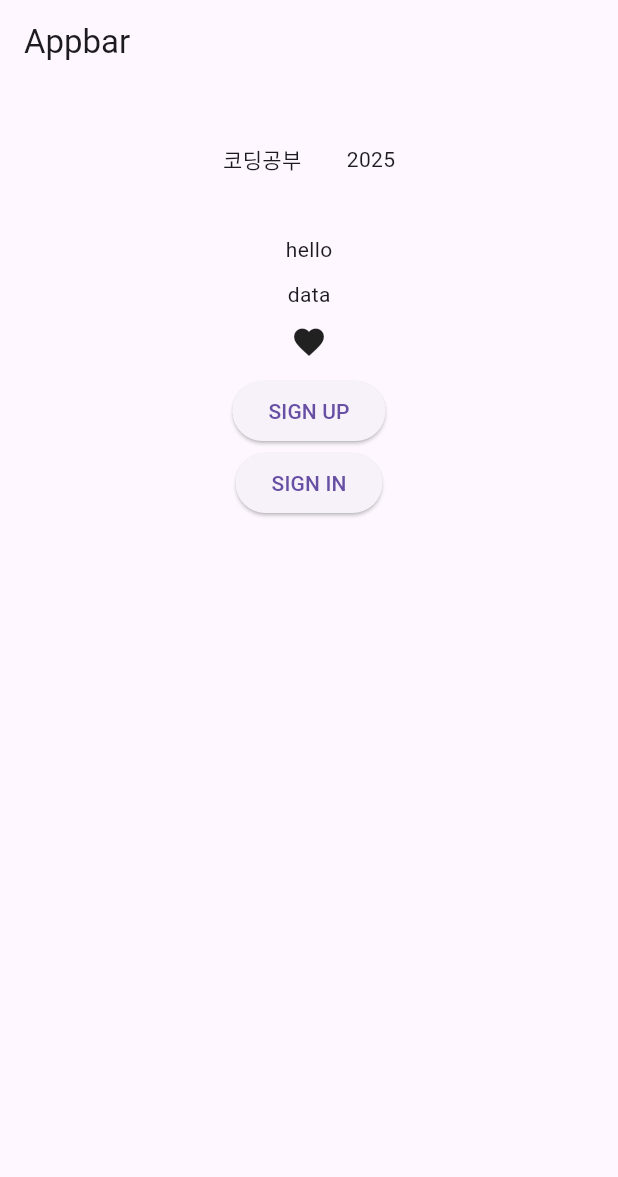
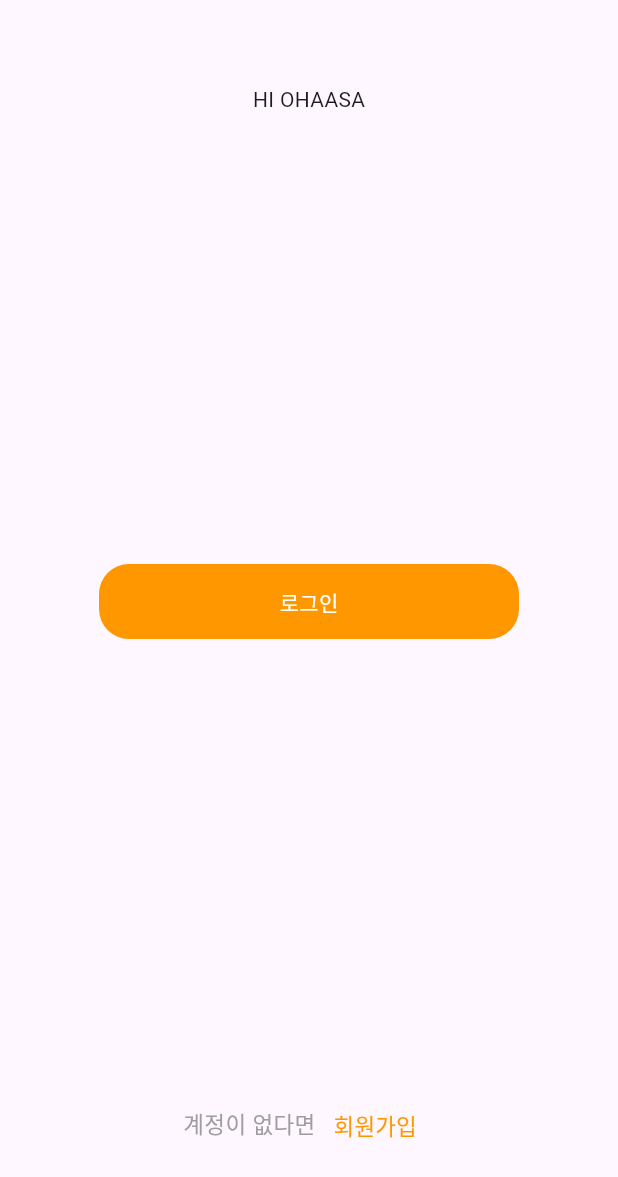
Before and after one commit to baezzzi/OHAASA_FE, a Flutter app: the screen it shows after launch, on a phone screen of 412 x 824 dp. Shown: the top 1177 px of the screen. Run offline on Flutter 3.47's test engine with Material 3 defaults, Android fonts, the phone set to English and light mode, and no system bars; our stand-ins replace image_picker.

Commit message:
home ing

```diff
--- a/lib/cat.dart
+++ /dev/null
@@ -1,29 +0,0 @@
-import 'package:flutter/material.dart';
-
-class Cat extends StatelessWidget {
-  const Cat({super.key});
-
-  static const String caturl = "https://encrypted-tbn0.gstatic.com/images?q=tbn:ANd9GcQQEAKW_2juGPv17QlWiBFvXvvN3kQvHHjmPw&s";
-
-  @override
-  Widget build(BuildContext context) {
-    return MaterialApp(
-      home: Scaffold(
-        appBar: AppBar(
-          title: const Text("second page"),
-          leading: IconButton(
-              onPressed: () => {
-                Navigator.pop(context)
-              }, icon: Icon(Icons.arrow_back_ios_new)),
-        ),
-        body: Center(
-          child: Column(
-            children: [
-              Image(image: NetworkImage(caturl)),
-            ],
-          ),
-        ),
-      ),
-    );
-  }
-}
--- a/lib/main.dart
+++ b/lib/main.dart
@@ -14,45 +14,66 @@ class MyApp extends StatelessWidget {
     return MaterialApp(
      home: Scaffold(
        appBar: AppBar(
-         title: const Text("Appbar"),
        ),
        body: Center(
          child: Column(
            children: [
+
+             Text("HI OHAASA"),
              SizedBox(
-               height: 100,
-               child: Row(
-                 mainAxisAlignment: MainAxisAlignment.center,
-                 children: [
-                   Text("코딩공부"),
-                   SizedBox(width: 30,),
-                   Text("2025"),
-                 ],
+               height: 300,
+             ),
+             GestureDetector(
+               onTap: () => {
+                 Navigator.push(
+                   context,
+                   MaterialPageRoute(builder: (_) => SignIn())
+                 ),
+               },
+               child: Container(
+                 width: 280,
+                 height: 50,
+                 alignment: Alignment.center,
+                 decoration: BoxDecoration(
+                   color: Colors.orange,
+                   borderRadius: BorderRadius.circular(20),
+                 ),
+                 child: Text(
+                   "로그인",
+                   style: TextStyle(
+                     color: Colors.white,
+                   ),
+                 ),
                ),
              ),
 
-             Text("hello"),
-             SizedBox(
-               height: 10,
-             ),
-             Text("data"),
-             SizedBox(height: 10,),
-             Icon(Icons.favorite),
-             SizedBox(height: 10,),
-             ElevatedButton(
-                 onPressed: () => {
-                   Navigator.push(
-                     context,
-                     MaterialPageRoute(builder: (_) => SignUp()))},
-                 child: Text("SIGN UP")
-             ),
-             ElevatedButton(
-                 onPressed: () => {
-                   Navigator.push(
-                     context,
-                     MaterialPageRoute(builder: (_) => Signin()))},
-                 child: Text("SIGN IN")
-             ),
+             SizedBox(height: 300,),
+
+             Row(
+               mainAxisAlignment: MainAxisAlignment.center,
+               children: [
+                 Text(
+                   "계정이 없다면",
+                   style: TextStyle(
+                     color: Colors.grey,
+                     fontSize: 15,
+                   ),
+                 ),
+                 TextButton(
+                     onPressed: () => Navigator.push(
+                         context,
+                       MaterialPageRoute(builder: (_) => SignUp())
+                         ),
+                     child: Text(
+                       "회원가입",
+                       style: TextStyle(
+                         color: Colors.orange,
+                         fontSize: 15,
+                       ),
+                     )
+                 ),
+               ],
+             )
            ],
          ),
        ),
--- a/lib/signin.dart
+++ b/lib/signin.dart
@@ -1,8 +1,10 @@
 import 'package:flutter/material.dart';
 import 'package:ohasa_front/style.dart';
 
-class Signin extends StatelessWidget {
-  const Signin({super.key});
+import 'package:ohasa_front/home.dart';
+
+class SignIn extends StatelessWidget {
+  const SignIn({super.key});
 
   @override
   Widget build(BuildContext context) {
@@ -75,7 +77,9 @@ class Signin extends StatelessWidget {
                 GestureDetector(
                   onTap: () {
                     print("로그인 완료");
-                    Navigator.pop(context);
+                    Navigator.push(context,
+                      MaterialPageRoute(builder: (_) => Home())
+                    );
                   },
                   child: Center(
                     child: Container(
--- a/pubspec.yaml
+++ b/pubspec.yaml
@@ -30,6 +30,8 @@ environment:
 dependencies:
   flutter:
     sdk: flutter
+
+  image_picker: ^1.0.7
 
   # The following adds the Cupertino Icons font to your application.
   # Use with the CupertinoIcons class for iOS style icons.
```
Also changed, not shown: lib/home.dart (added, +67 -0 lines), pubspec.lock, 4 other files.
